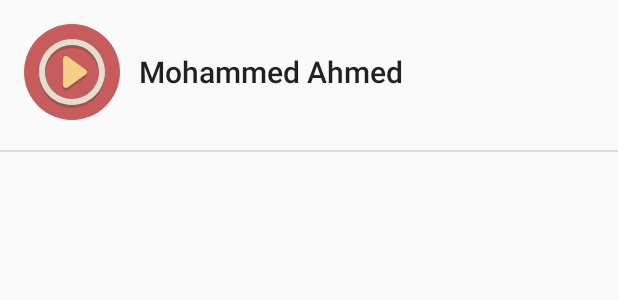
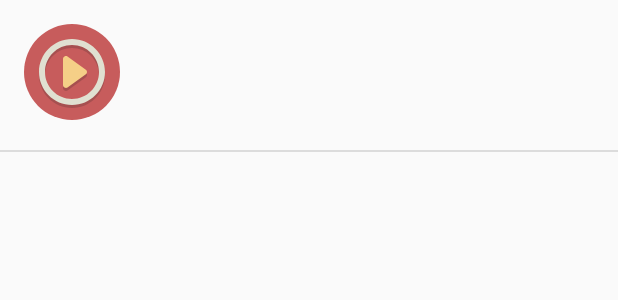
Before and after one commit to mohammedAlefrangy/AnimeApp, an Android app: the layout video_activity.xml on its own in the app's theme, with its tools: preview values and no code run, on a phone screen of 412 x 824 dp. Shown: the top 300 px of the screen. Run offline under Robolectric (Android 15) with nearby library versions, the phone set to English and light mode, and no system bars.

Commit message:
1- edit another Sting an activty_fragment_detail and video_activity

```diff
--- a/app/src/main/res/layout/activity_fragment_detail.xml
+++ b/app/src/main/res/layout/activity_fragment_detail.xml
@@ -37,7 +37,6 @@
                         android:maxLines="1"
                         android:paddingStart="10dp"
                         android:paddingEnd="10dp"
-                        android:text="mohammmedm"
                         android:textColor="#fff"
                         android:textSize="21sp" />
 
--- a/app/src/main/res/layout/video_activity.xml
+++ b/app/src/main/res/layout/video_activity.xml
@@ -15,11 +15,9 @@
             android:layout_height="wrap_content"
             android:layout_marginBottom="16dp"
             android:layout_marginEnd="8dp"
-            android:layout_marginLeft="16dp"
-            android:layout_marginRight="8dp"
             android:layout_marginStart="16dp"
             android:layout_marginTop="16dp"
-            android:contentDescription="TODO"
+            android:contentDescription="@string/video"
             android:src="@drawable/ic_play" />
 
         <TextView
@@ -32,7 +30,7 @@
             android:layout_marginTop="16dp"
             android:gravity="start"
             android:outlineProvider="background"
-            android:text=" Mohammed Ahmed " />
+            />
 
 
     </LinearLayout>
--- a/app/src/main/res/values/strings.xml
+++ b/app/src/main/res/values/strings.xml
@@ -43,6 +43,7 @@
     <string name="noItem">There is no Favoruite Item !</string>
     <string name="name_of_dialoge">Sort For Anime</string>
     <string name="noVideo">This element does not contain video because it is manga</string>
+    <string name="video">In Here you should icon for video</string>
 
 
 </resources>
```
